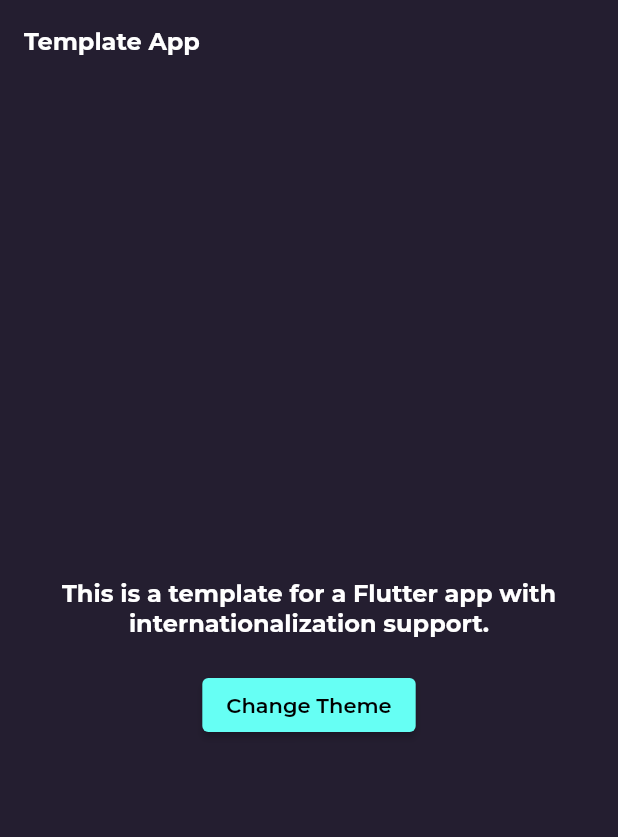
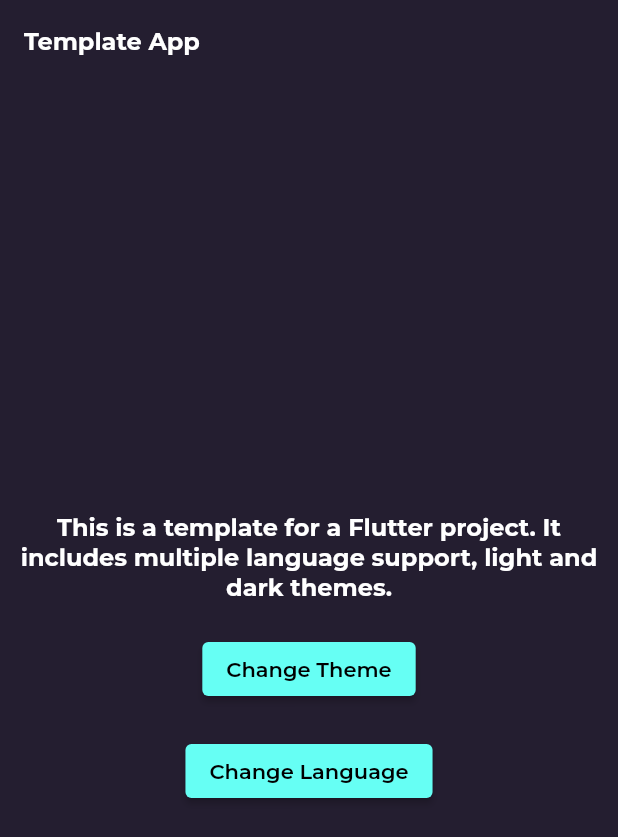
Before and after one commit to lenzpaul/flutter_starter_template, a Flutter app: the screen it shows after launch, on a phone screen of 412 x 824 dp. Shown: the top 837 px of the screen. Run offline on Flutter 3.47's test engine with Material 2 defaults, Android fonts, the phone set to English and light mode, and no system bars; our stand-ins replace google_fonts; generated files the repository leaves out were written again.

Commit message:
multi language support
- added french arb file
- set locale in app options
- created example of switching languages
- other minor changes and comments

```diff
--- a/lib/app.dart
+++ b/lib/app.dart
@@ -1,5 +1,6 @@
 import 'package:flutter/material.dart';
 import 'package:provider/provider.dart';
+import 'package:template_sandbox/core/utils.dart';
 import 'package:template_sandbox/l10n/localizations_gen.dart';
 
 // relative imports
@@ -26,10 +27,8 @@ class App extends StatelessWidget {
       create: (_) {
         return AppOptions(
           themeMode: ThemeMode.dark, // default to dark theme
-          textScaleFactor: null,
-          locale: null,
+          locale: platformLocale,
           platform: null,
-          isTestMode: null,
         );
       },
       builder: (context, _) {
@@ -38,12 +37,8 @@ class App extends StatelessWidget {
         return MaterialApp(
           debugShowCheckedModeBanner: false, // hide debug banner
 
-          // Use `onGenerateTitle` to generate title based on localizations.
-          onGenerateTitle: (BuildContext context) =>
-              AppLocalizations.of(context)!.appTitle,
-
           //
-          // Theme
+          // Themes
           //
           themeMode: options.themeMode,
           theme: AppThemeData.lightThemeData.copyWith(
@@ -58,8 +53,12 @@ class App extends StatelessWidget {
           //
           localizationsDelegates: AppLocalizations.localizationsDelegates,
           supportedLocales: AppLocalizations.supportedLocales,
+          locale: options.locale,
 
-          //
+          // Use `onGenerateTitle` to generate title based on localizations.
+          onGenerateTitle: (BuildContext context) =>
+              AppLocalizations.of(context)!.appTitle,
+
           home: initialView,
         );
       },
--- a/lib/core/app_options.dart
+++ b/lib/core/app_options.dart
@@ -1,31 +1,45 @@
 import 'package:flutter/foundation.dart';
 import 'package:flutter/material.dart';
+import 'package:provider/provider.dart';
+import 'package:template_sandbox/core/app_themes_data.dart';
 
+/// The app options.
+///
+/// This class is used to change the theme, locale, platform, etc.
+///
+/// The [AppOptions] are provided to the app using the [ChangeNotifierProvider].
+///
+/// See also:
+///
+/// * [AppThemeData], the app theme data.
 class AppOptions with ChangeNotifier {
   AppOptions({
     ThemeMode? themeMode,
-    double? textScaleFactor,
     Locale? locale,
+    TargetPlatform? platform,
+    // double? textScaleFactor,
     // required this.timeDilation,
-    TargetPlatform? platform,
-    bool? isTestMode,
-  })  : _textScaleFactor = textScaleFactor ?? 1.0,
-        _locale = locale ?? const Locale('en', 'US'),
+    // bool? isTestMode,
+  })  : _locale = locale ?? const Locale('en', 'US'),
         _themeMode = themeMode ?? ThemeMode.system,
-        _platform = platform ?? defaultTargetPlatform,
-        _isTestMode = isTestMode ?? false;
+        _platform = platform ?? defaultTargetPlatform;
+  // _textScaleFactor = textScaleFactor ?? 1.0,
+  // _isTestMode = isTestMode ?? false;
 
   ThemeMode _themeMode;
 
-  final double _textScaleFactor;
-  final Locale? _locale;
-  // final double timeDilation;
+  Locale? _locale;
   final TargetPlatform? _platform;
-  final bool _isTestMode; // True for integration tests.
 
   ThemeMode get themeMode => _themeMode;
 
   TargetPlatform get platform => _platform ?? defaultTargetPlatform;
+
+  Locale? get locale => _locale;
+  set locale(Locale? locale) {
+    _locale = locale;
+    notifyListeners();
+  }
 
   /// Toggle between light and dark theme.
   void switchThemeMode() {
@@ -33,4 +47,17 @@ class AppOptions with ChangeNotifier {
         _themeMode == ThemeMode.dark ? ThemeMode.light : ThemeMode.dark;
     notifyListeners();
   }
+
+  static of(BuildContext context) {
+    return Provider.of<AppOptions>(context, listen: false);
+  }
+
+  // bool get isTestMode => _isTestMode;
+
+  // FIXME: Implement textScaleFactor
+  // final double _textScaleFactor;
+  // FIXME: Implement timeDilation
+  // final double timeDilation;
+  // FIXME: Implement isTestMode
+  // final bool _isTestMode; // True for integration tests.
 }
--- /dev/null
+++ b/lib/core/utils.dart
@@ -0,0 +1,12 @@
+import 'dart:io';
+
+import 'package:flutter/material.dart';
+
+/// Get the current locale using the [Platform.localeName].
+Locale get platformLocale {
+  final localeName = Platform.localeName;
+  final languageCode = localeName.split('_').first;
+  final countryCode = localeName.split('_').last;
+
+  return Locale(languageCode, countryCode);
+}
--- a/lib/home.dart
+++ b/lib/home.dart
@@ -1,9 +1,19 @@
 import 'package:flutter/material.dart';
-import 'package:flutter/src/widgets/container.dart';
-import 'package:flutter/src/widgets/framework.dart';
 import 'package:provider/provider.dart';
 import 'package:template_sandbox/core/app_options.dart';
 import 'package:template_sandbox/l10n/localizations_gen.dart';
+
+/// This function cycles through the available languages and sets
+/// [AppOptions.locale] to the next language.
+// ignore: no_leading_underscores_for_local_identifiers
+void _changeLanguage(BuildContext context) {
+  final options = Provider.of<AppOptions>(context, listen: false);
+  final currLocaleIndex = AppLocalizations.supportedLocales.indexWhere(
+      (locale) => locale.languageCode == options.locale?.languageCode);
+  final nextIndex =
+      (currLocaleIndex + 1) % AppLocalizations.supportedLocales.length;
+  options.locale = AppLocalizations.supportedLocales[nextIndex];
+}
 
 class Home extends StatelessWidget {
   const Home({super.key});
@@ -15,6 +25,8 @@ class Home extends StatelessWidget {
         title: Text(AppLocalizations.of(context)?.appTitle ?? ''),
       ),
       body: Center(
+        child: Padding(
+          padding: const EdgeInsets.all(8.0),
           child: Column(
             mainAxisAlignment: MainAxisAlignment.center,
             crossAxisAlignment: CrossAxisAlignment.center,
@@ -32,10 +44,22 @@ class Home extends StatelessWidget {
               ElevatedButton(
                 onPressed: () => Provider.of<AppOptions>(context, listen: false)
                     .switchThemeMode(),
+                child: Text(AppLocalizations.of(context)?.changeTheme ??
+                    'Change theme'),
+              ),
+
+              const SizedBox(height: 20),
+
+              // Change theme button
+              ElevatedButton(
+                onPressed: () => _changeLanguage(context),
                 child: Text(
-                  AppLocalizations.of(context)?.changeTheme ?? 'Change theme'),
+                  AppLocalizations.of(context)?.changeLanguage ??
+                      'Change language',
+                ),
               ),
             ],
+          ),
         ),
       ),
     );
--- a/lib/l10n/intl_en.arb
+++ b/lib/l10n/intl_en.arb
@@ -5,13 +5,18 @@
       "description": "This a description of the title of template app"
     },
 
-    "appDescription": "This is a template for a Flutter app with internationalization support.",
+    "appDescription": "This is a template for a Flutter project. It includes multiple language support, light and dark themes.",
     "@appDescription": {
-      "description": "This a description of the template app"
+        "description": "App description"
     },
 
     "changeTheme": "Change Theme",
     "@changeTheme": {
       "description": "The change theme button's text"
+    },
+
+    "changeLanguage" : "Change Language",
+    "@changeLanguage": {
+      "description": "The change language button's text"
     }
   }
```
Also changed, not shown: lib/l10n/intl_fr.arb (added, +22 -0 lines), 2 other files. Lines whose indentation alone changed are shown as unchanged.
